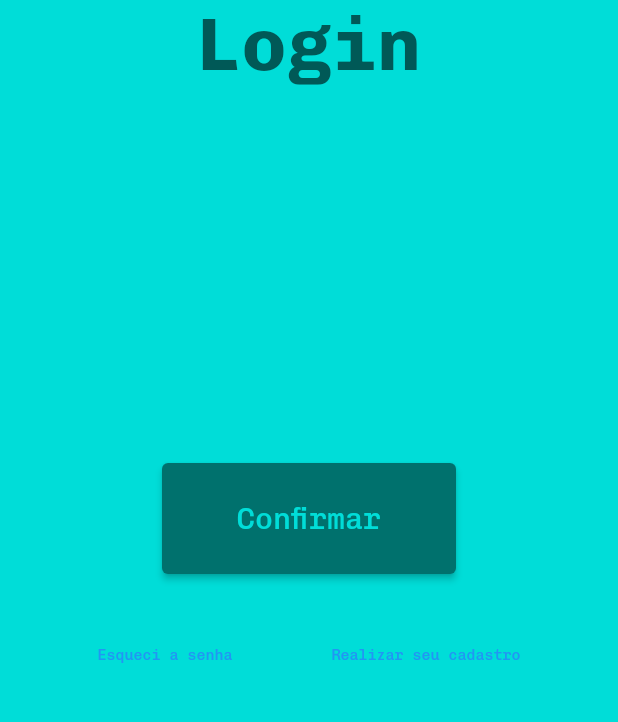
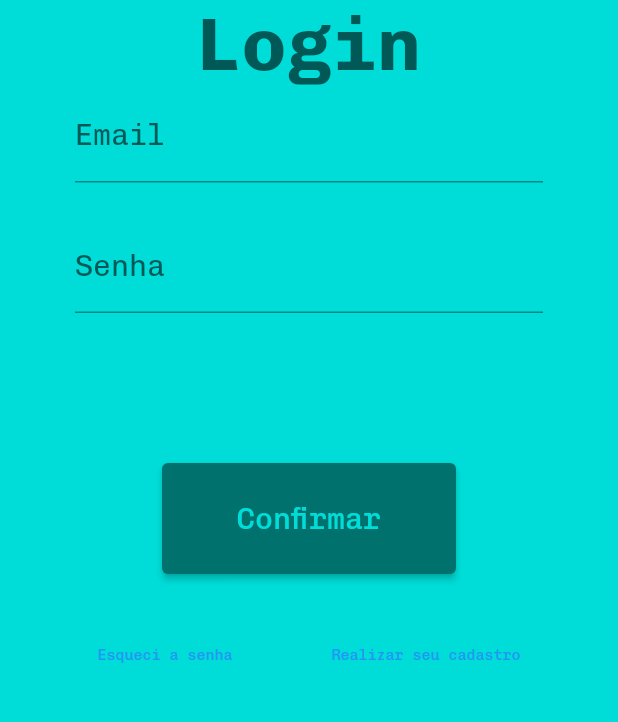
Before and after one commit to marcotech2002/Pathfinder_Sub-GL922A_App, a Flutter app: the screen it shows after launch, on a phone screen of 412 x 824 dp, the part 344-1066 px from its top. Run offline on Flutter 3.47's test engine with Material 2 defaults, Android fonts, the phone set to English and light mode, and no system bars.

Commit message:
att cadastro login

```diff
--- a/projeto_app/lib/view/tela_login.dart
+++ b/projeto_app/lib/view/tela_login.dart
@@ -30,7 +30,7 @@ class _TelaLoginState extends State<TelaLogin> {
                 style: Font().TitleFont
               ),
               Padding(
-                padding: const EdgeInsets.fromLTRB(400,0,400,0),
+                padding: const EdgeInsets.fromLTRB(50,0,50,0),
                 child: Column(
                   children: [
                     TextField(
```
Also changed, not shown: projeto_app/lib/view/tela_cadastro.dart (+6 -4 lines).
